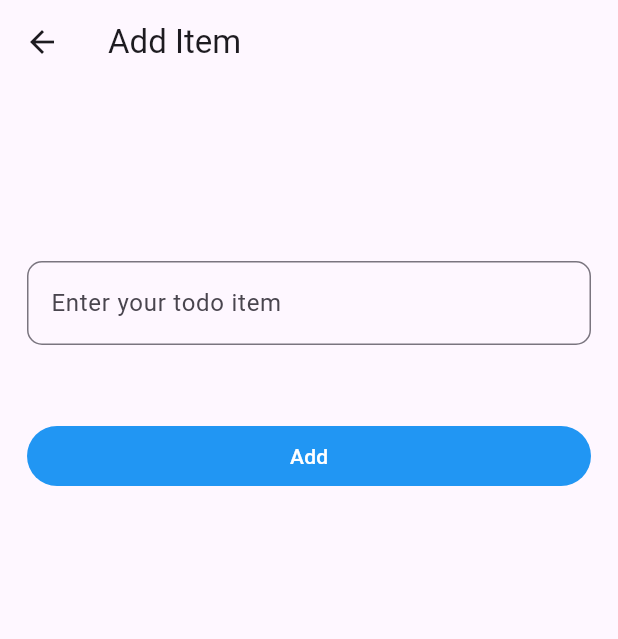
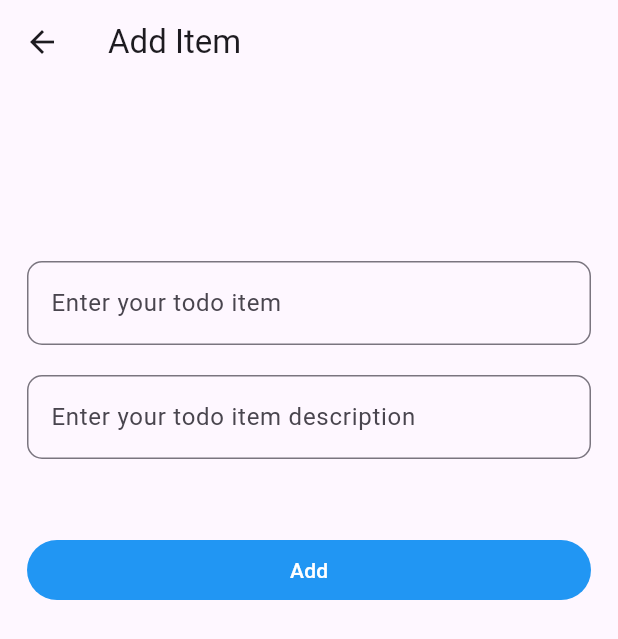
Before and after one commit to FsnDevil/ToDoFlutter, a Flutter app: the AddTodoScreen screen opened directly, on a phone screen of 412 x 824 dp. Shown: the top 639 px of the screen. Run offline on Flutter 3.47's test engine with Material 3 defaults, Android fonts, the phone set to English and light mode, and no system bars; our stand-ins replace flutter_bloc.

Commit message:
added one more text field for desc on add item screen.

```diff
--- a/lib/screens/add_todo_screen.dart
+++ b/lib/screens/add_todo_screen.dart
@@ -12,6 +12,7 @@ class AddTodoScreen extends StatefulWidget {
 
 class _AddTodoScreenState extends State<AddTodoScreen> {
   TextEditingController textEditingController = TextEditingController();
+  TextEditingController textEditingControllerDesc = TextEditingController();
 
   @override
   Widget build(BuildContext context) {
@@ -46,6 +47,16 @@ class _AddTodoScreenState extends State<AddTodoScreen> {
                             const BorderSide(width: 1, color: Colors.black),
                         borderRadius: BorderRadius.circular(10))),
               ),
+              const SizedBox(height: 20,),
+              TextField(
+                controller: textEditingControllerDesc,
+                decoration: InputDecoration(
+                    hintText: 'Enter your todo item description',
+                    border: OutlineInputBorder(
+                        borderSide:
+                        const BorderSide(width: 1, color: Colors.black),
+                        borderRadius: BorderRadius.circular(10))),
+              ),
               const SizedBox(
                 height: 50,
               ),
```
